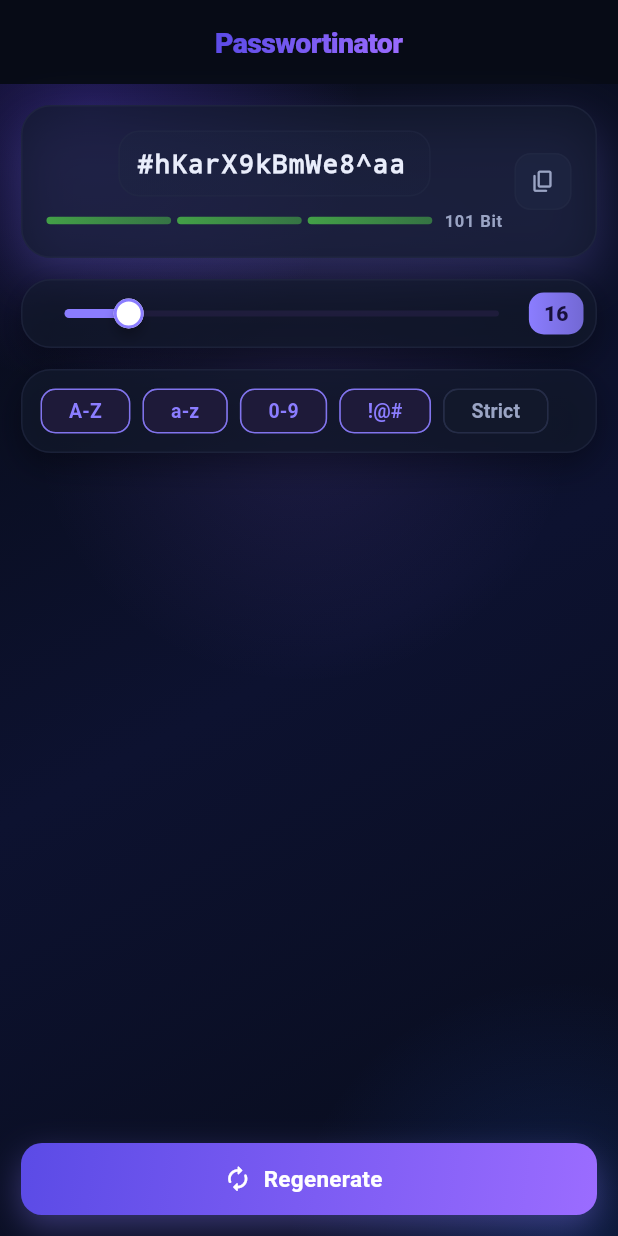
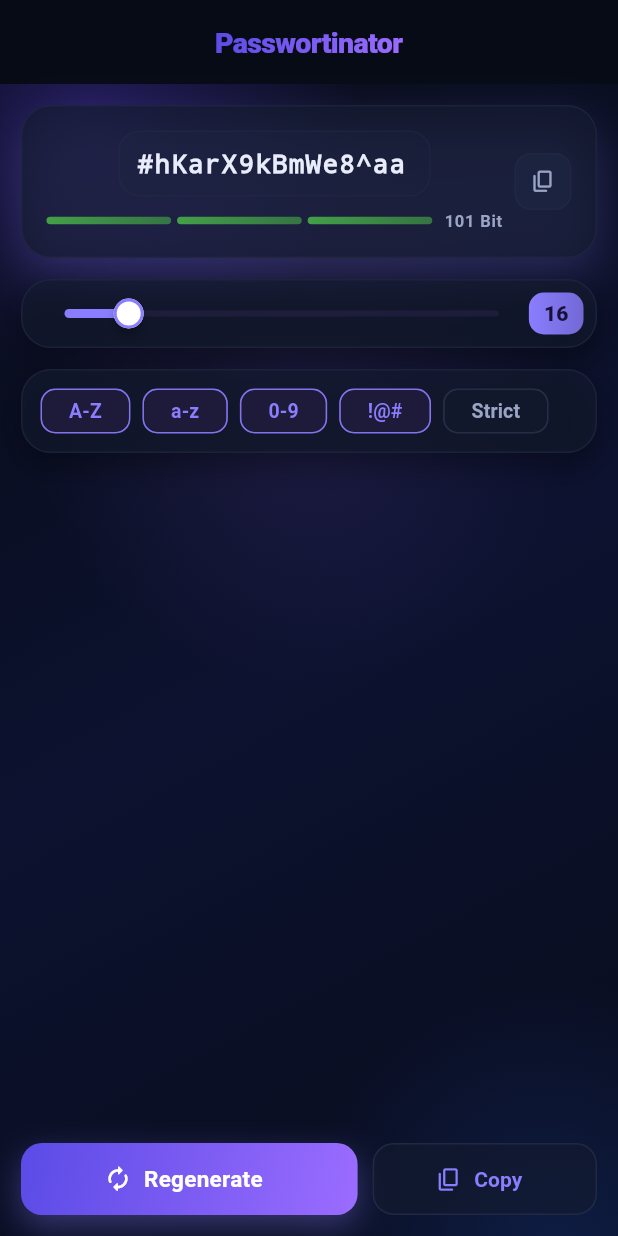
Before and after one commit to isanuric/passwortinator, a Flutter app: the screen it shows after launch, on a phone screen of 412 x 824 dp. Run offline on Flutter 3.47's test engine with Material 3 defaults, Android fonts, the phone set to English and light mode, and no system bars; our stand-ins replace flutter_riverpod.

Commit message:
refactor: simplify UI components

```diff
--- a/lib/src/features/password_generator/ui/widgets/action_buttons.dart
+++ b/lib/src/features/password_generator/ui/widgets/action_buttons.dart
@@ -2,18 +2,27 @@ import 'package:flutter/material.dart';
 import 'package:flutter_riverpod/flutter_riverpod.dart';
 import '../../../../core/theme/app_theme.dart';
 import '../../logic/password_generator_provider.dart';
+import '../clipboard_utils.dart';
 
-/// Primary action: one full-width regenerate button. Copy lives as an inline
-/// icon next to the password, so a second button is redundant.
+/// Primary actions pinned to the bottom edge: a dominant regenerate button and
+/// a secondary copy button side by side, so both actions are thumb-friendly.
 class ActionButtons extends ConsumerWidget {
   const ActionButtons({super.key});
 
   @override
   Widget build(BuildContext context, WidgetRef ref) {
+    final password = ref.watch(
+      passwordGeneratorProvider.select((s) => s.password),
+    );
     final notifier = ref.read(passwordGeneratorProvider.notifier);
     final cs = Theme.of(context).colorScheme;
 
-    return DecoratedBox(
+    return Row(
+      children: [
+        // Primary regenerate button – dominant width
+        Expanded(
+          flex: 3,
+          child: DecoratedBox(
             decoration: BoxDecoration(
               borderRadius: BorderRadius.circular(14),
               gradient: AppTheme.primaryGradient,
@@ -45,6 +54,32 @@ class ActionButtons extends ConsumerWidget {
               icon: const Icon(Icons.autorenew_rounded, size: 19),
               label: const Text('Regenerate'),
             ),
+          ),
+        ),
+        const SizedBox(width: 10),
+
+        // Secondary copy button – smaller share of the width
+        Expanded(
+          flex: 2,
+          child: OutlinedButton.icon(
+            onPressed: () =>
+                ClipboardUtils.copyWithFeedback(context, password),
+            style: OutlinedButton.styleFrom(
+              foregroundColor: cs.primary,
+              backgroundColor:
+                  cs.surfaceContainerLowest.withValues(alpha: 0.6),
+              side: BorderSide(color: cs.outlineVariant.withValues(alpha: 0.8)),
+              shape: RoundedRectangleBorder(
+                borderRadius: BorderRadius.circular(14),
+              ),
+              textStyle:
+                  const TextStyle(fontSize: 14, fontWeight: FontWeight.w600),
+            ),
+            icon: const Icon(Icons.copy_rounded, size: 18),
+            label: const Text('Copy'),
+          ),
+        ),
+      ],
     );
   }
 }
```
Lines whose indentation alone changed are shown as unchanged.
